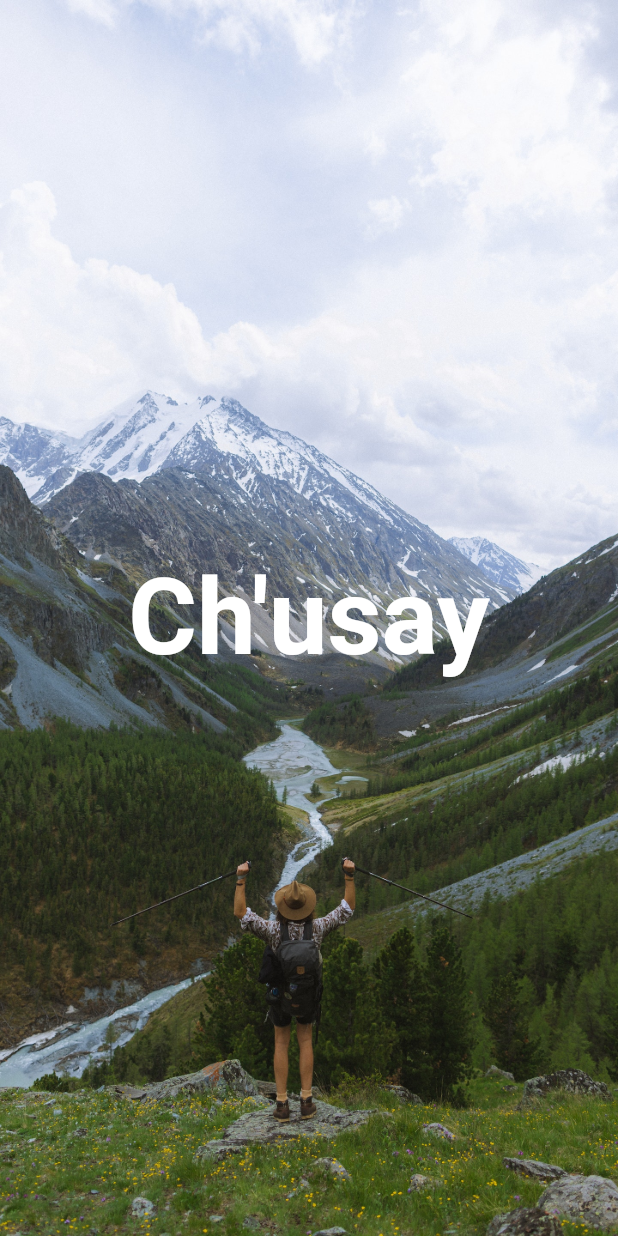
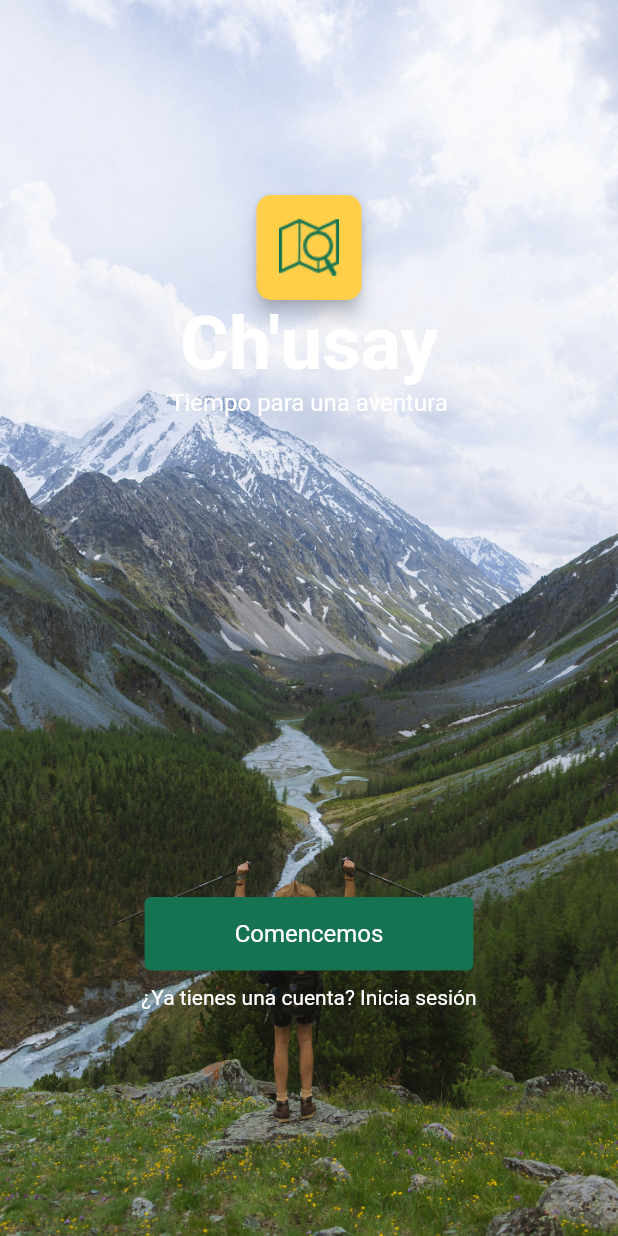
Before and after one commit to Manuelda10/chusay_project, a Flutter app: the screen it shows after launch, on a phone screen of 412 x 824 dp. Run offline on Flutter 3.47's test engine with Material 2 defaults, Android fonts, the light colour scheme and no system bars.

Commit message:
Improve design of splash page and start page

```diff
--- a/lib/pages/splash/splash.dart
+++ b/lib/pages/splash/splash.dart
@@ -1,4 +1,5 @@
 import 'package:flutter/material.dart';
+import 'package:chusay_project/widgets/button/button.dart';
 
 class SplashScreen extends StatefulWidget{
   const SplashScreen({super.key});
@@ -13,6 +14,7 @@ class _SplashScreen extends State<SplashScreen>{
     return MaterialApp(
       home: Scaffold(
         body: Container(
+          padding: const EdgeInsets.only(top: 130),
           width: double.infinity,
           height: double.infinity,
           decoration: const BoxDecoration(
@@ -21,14 +23,65 @@ class _SplashScreen extends State<SplashScreen>{
               fit:BoxFit.cover
               )
             ),
-            child: const Center(
-              child: Text(
-                "Ch'usay",
-                style: TextStyle(color: Colors.white,
-                fontSize: 70,
-                fontWeight: FontWeight.bold
+            child: Column(
+              crossAxisAlignment: CrossAxisAlignment.center,
+              mainAxisSize: MainAxisSize.min,
+              children: [
+                PhysicalShape(
+                  elevation: 5.0,
+                  clipper: ShapeBorderClipper(
+                    shape: RoundedRectangleBorder(
+                      borderRadius: BorderRadius.circular(10.0),
+                    ),
+                  ),
+                  color: const Color(0xFFFFCF49),
+                  child: const SizedBox(
+                    height: 70.0,
+                    width: 70.0,
+                    child: Center(
+                      child: Image(
+                        image: AssetImage("images/icons/map.png"))
+                    ),
+                  ),
                 ),
-               ),
+                const Text(
+                  "Ch'usay",
+                  style: TextStyle(color: Colors.white,
+                    fontSize: 50,
+                    fontWeight: FontWeight.bold,
+                    ),
+                  textAlign: TextAlign.center,
+                ),
+                const Text(
+                  "Tiempo para una aventura",
+                  style: TextStyle(color: Colors.white,
+                    fontSize: 16,
+                    fontWeight: FontWeight.normal,
+                    ),
+                  textAlign: TextAlign.center,
+                ),
+                const SizedBox(
+                  width: 100,
+                  height: 320,
+                ),
+                const ButtonLogin(
+                  textButton: "Comencemos",
+                ),
+                const SizedBox(
+                  width: 100,
+                  height: 10,
+                ),
+                const Text(
+                  "¿Ya tienes una cuenta? Inicia sesión",
+                  style: TextStyle(color: Colors.white,
+                    fontSize: 14,
+                    fontWeight: FontWeight.normal,
+                    ),
+                  textAlign: TextAlign.center,
+                  selectionColor: Color.fromARGB(255, 0, 0, 0),
+                ),
+
+              ]
             ),
           ),
         ),
--- /dev/null
+++ b/lib/widgets/button/button.dart
@@ -0,0 +1,45 @@
+import 'package:chusay_project/pages/start/start.dart';
+import 'package:flutter/material.dart';
+
+class ButtonLogin extends StatelessWidget {
+  const ButtonLogin({Key ? key, required this.textButton}) : super(key: key);
+
+  final String textButton;
+
+  @override
+  Widget build (BuildContext context){
+    return TextButton(
+      style: ButtonStyle(
+        padding: MaterialStateProperty.all<EdgeInsets>(const EdgeInsets.only(left: 60, right:60, top: 15, bottom: 15)),
+        backgroundColor:MaterialStateProperty.all<Color>(const Color(0xFF167351)),
+        foregroundColor: MaterialStateProperty.all<Color>(const Color.fromARGB(255, 183, 216, 243)),
+        overlayColor: MaterialStateProperty.resolveWith<Color?>(
+          (Set<MaterialState> states) {
+            if (states.contains(MaterialState.hovered)){
+              return const Color.fromARGB(255, 162, 194, 181).withOpacity(0.1);
+            }
+
+            if (states.contains(MaterialState.focused) || states.contains(MaterialState.pressed)){
+              return const Color.fromARGB(255, 162, 194, 181).withOpacity(0.1);
+            }
+            return null; // Defer to the widget's default.
+          },
+        ),
+      ),
+      onPressed: (){
+        Navigator.push(
+          context,
+          MaterialPageRoute(builder: (context) => const StartScreen())
+        );
+      },
+      child: Text(
+        textButton,
+        style: const TextStyle(color: Colors.white,
+          fontSize: 16,
+          fontWeight: FontWeight.normal,
+          ),
+        textAlign: TextAlign.center,
+      ),
+    );
+  }
+}
--- a/pubspec.yaml
+++ b/pubspec.yaml
@@ -59,6 +59,7 @@ flutter:
   uses-material-design: true
   assets:
   - images/splash_image.jpg
+  - images/icons/map.png
 
   # To add assets to your application, add an assets section, like this:
   # assets:
```
Also changed, not shown: lib/pages/start/start.dart (added, +64 -0 lines), images/icons/map.png (added).
